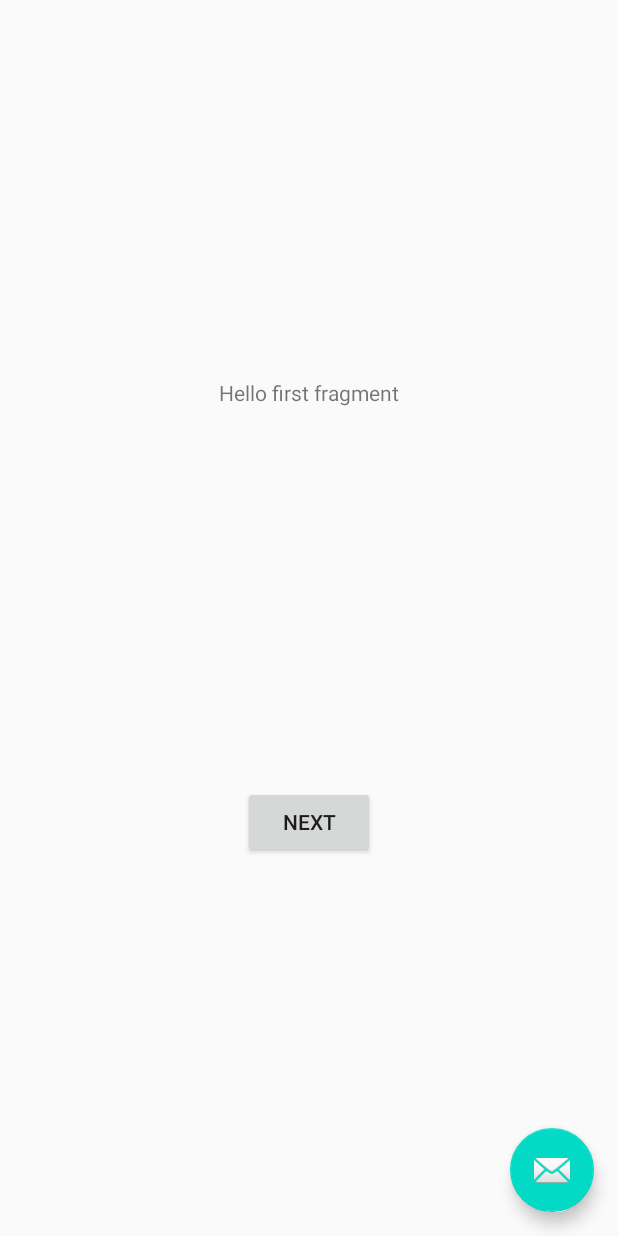
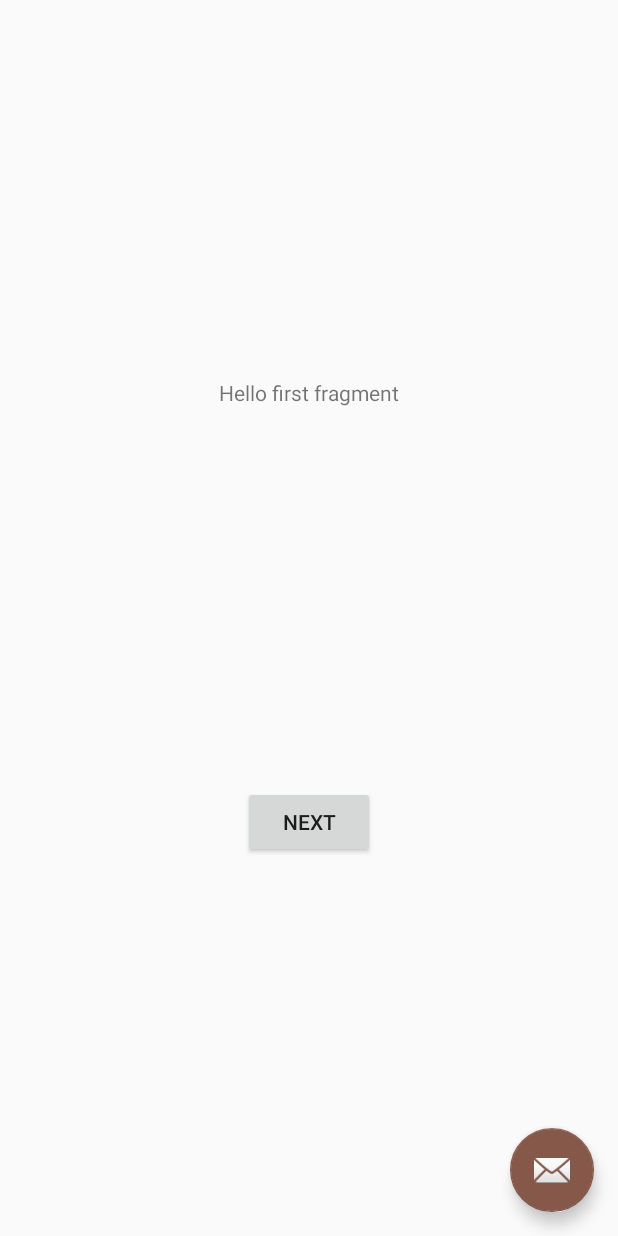
Before and after one commit to leonardo534/app_my_anotations, an Android app: the screen it shows after launch (MainActivity), on a phone screen of 412 x 824 dp. Run offline under Robolectric (Android 15) with nearby library versions, the phone set to English and light mode, and no system bars.

Commit message:
Cores alteradas

```diff
--- a/app/src/main/res/values/colors.xml
+++ b/app/src/main/res/values/colors.xml
@@ -1,6 +1,6 @@
 <?xml version="1.0" encoding="utf-8"?>
 <resources>
-    <color name="colorPrimary">#6200EE</color>
-    <color name="colorPrimaryDark">#3700B3</color>
-    <color name="colorAccent">#03DAC5</color>
+    <color name="colorPrimary">#43302A</color>
+    <color name="colorPrimaryDark">#332520</color>
+    <color name="colorAccent">#85584A</color>
 </resources>
```
